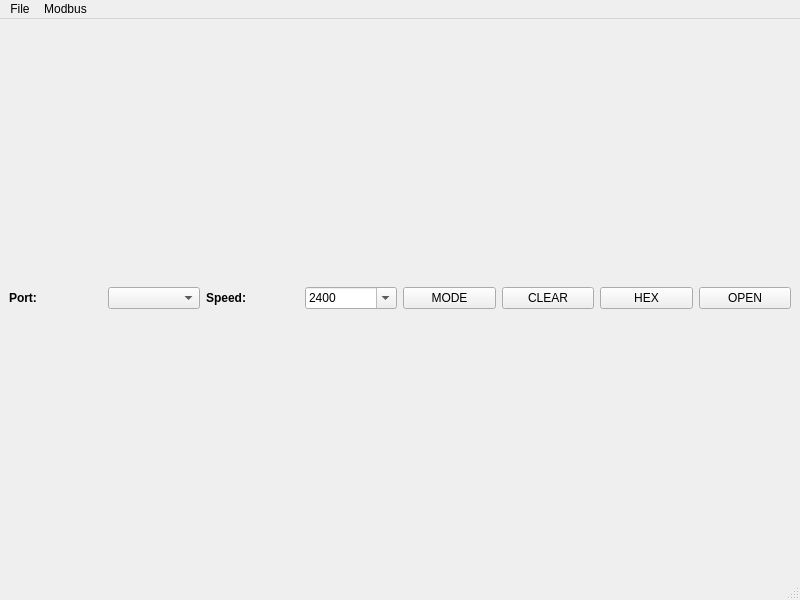
This is src/mainwindow.ui in DrSmyrke/Serial-Terminal as Qt 5 draws it before an edit. The edited form follows.
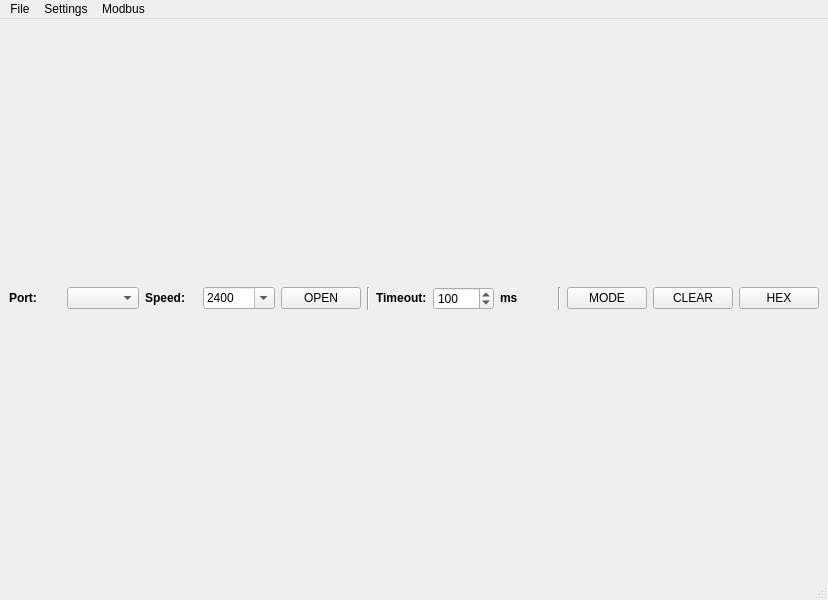
This is the edited form.

Commit message: Version upgrade + add hex at new line action in terminal mode

What changed in the file:
```diff
--- a/src/mainwindow.ui
+++ b/src/mainwindow.ui
@@ -6,7 +6,7 @@
    <rect>
     <x>0</x>
     <y>0</y>
-    <width>800</width>
+    <width>828</width>
     <height>600</height>
    </rect>
   </property>
@@ -15,10 +15,26 @@
   </property>
   <widget class="QWidget" name="centralwidget">
    <layout class="QGridLayout" name="gridLayout">
-    <item row="0" column="2">
-     <widget class="QLabel" name="label_2">
+    <item row="0" column="4">
+     <widget class="QPushButton" name="connectB">
       <property name="text">
-       <string>&lt;b&gt;Speed:&lt;/b&gt;</string>
+       <string>OPEN</string>
+      </property>
+      <property name="checkable">
+       <bool>false</bool>
+      </property>
+      <property name="flat">
+       <bool>false</bool>
+      </property>
+     </widget>
+    </item>
+    <item row="1" column="0" colspan="13">
+     <layout class="QVBoxLayout" name="vBox"/>
+    </item>
+    <item row="0" column="11">
+     <widget class="QPushButton" name="clearB">
+      <property name="text">
+       <string>CLEAR</string>
       </property>
      </widget>
     </item>
@@ -29,6 +45,77 @@
       </property>
      </widget>
     </item>
+    <item row="0" column="6">
+     <widget class="QLabel" name="label_3">
+      <property name="text">
+       <string>&lt;b&gt;Timeout:&lt;/b&gt;</string>
+      </property>
+     </widget>
+    </item>
+    <item row="0" column="9">
+     <widget class="Line" name="line_2">
+      <property name="orientation">
+       <enum>Qt::Vertical</enum>
+      </property>
+     </widget>
+    </item>
+    <item row="0" column="5">
+     <widget class="Line" name="line">
+      <property name="orientation">
+       <enum>Qt::Vertical</enum>
+      </property>
+     </widget>
+    </item>
+    <item row="0" column="1">
+     <widget class="QComboBox" name="portBox">
+      <property name="editable">
+       <bool>false</bool>
+      </property>
+     </widget>
+    </item>
+    <item row="0" column="2">
+     <widget class="QLabel" name="label_2">
+      <property name="text">
+       <string>&lt;b&gt;Speed:&lt;/b&gt;</string>
+      </property>
+     </widget>
+    </item>
+    <item row="0" column="8">
+     <widget class="QLabel" name="label_4">
+      <property name="text">
+       <string>&lt;b&gt;ms&lt;/b&gt;</string>
+      </property>
+     </widget>
+    </item>
+    <item row="0" column="10">
+     <widget class="QPushButton" name="modeB">
+      <property name="text">
+       <string>MODE</string>
+      </property>
+      <property name="checkable">
+       <bool>true</bool>
+      </property>
+      <property name="flat">
+       <bool>false</bool>
+      </property>
+     </widget>
+    </item>
+    <item row="0" column="7">
+     <widget class="QSpinBox" name="timeoutBox">
+      <property name="minimum">
+       <number>10</number>
+      </property>
+      <property name="maximum">
+       <number>10000</number>
+      </property>
+      <property name="singleStep">
+       <number>10</number>
+      </property>
+      <property name="value">
+       <number>100</number>
+      </property>
+     </widget>
+    </item>
     <item row="0" column="3">
      <widget class="QComboBox" name="speedBox">
       <property name="editable">
@@ -56,14 +143,7 @@
       </item>
      </widget>
     </item>
-    <item row="0" column="5">
-     <widget class="QPushButton" name="clearB">
-      <property name="text">
-       <string>CLEAR</string>
-      </property>
-     </widget>
-    </item>
-    <item row="0" column="6">
+    <item row="0" column="12">
      <widget class="QPushButton" name="hexB">
       <property name="text">
        <string>HEX</string>
@@ -73,42 +153,6 @@
       </property>
      </widget>
     </item>
-    <item row="0" column="1">
-     <widget class="QComboBox" name="portBox">
-      <property name="editable">
-       <bool>false</bool>
-      </property>
-     </widget>
-    </item>
-    <item row="0" column="7">
-     <widget class="QPushButton" name="connectB">
-      <property name="text">
-       <string>OPEN</string>
-      </property>
-      <property name="checkable">
-       <bool>false</bool>
-      </property>
-      <property name="flat">
-       <bool>false</bool>
-      </property>
-     </widget>
-    </item>
-    <item row="1" column="0" colspan="8">
-     <layout class="QVBoxLayout" name="vBox"/>
-    </item>
-    <item row="0" column="4">
-     <widget class="QPushButton" name="modeB">
-      <property name="text">
-       <string>MODE</string>
-      </property>
-      <property name="checkable">
-       <bool>true</bool>
-      </property>
-      <property name="flat">
-       <bool>false</bool>
-      </property>
-     </widget>
-    </item>
    </layout>
   </widget>
   <widget class="QMenuBar" name="menubar">
@@ -116,7 +160,7 @@
     <rect>
      <x>0</x>
      <y>0</y>
-     <width>800</width>
+     <width>828</width>
      <height>26</height>
     </rect>
    </property>
@@ -133,7 +177,14 @@
     <addaction name="actionSearch_for_packages"/>
     <addaction name="actionPaste_Modbus_RTU_CRC"/>
    </widget>
+   <widget class="QMenu" name="menuSettings">
+    <property name="title">
+     <string>Settings</string>
+    </property>
+    <addaction name="actionHEX_Data_at_new_line"/>
+   </widget>
    <addaction name="menuFile"/>
+   <addaction name="menuSettings"/>
    <addaction name="menuModbus"/>
   </widget>
   <widget class="QStatusBar" name="statusbar"/>
```
Left out of the diff: 8 changed lines with no effect on the pictures. The commit also changes 6 other files.
